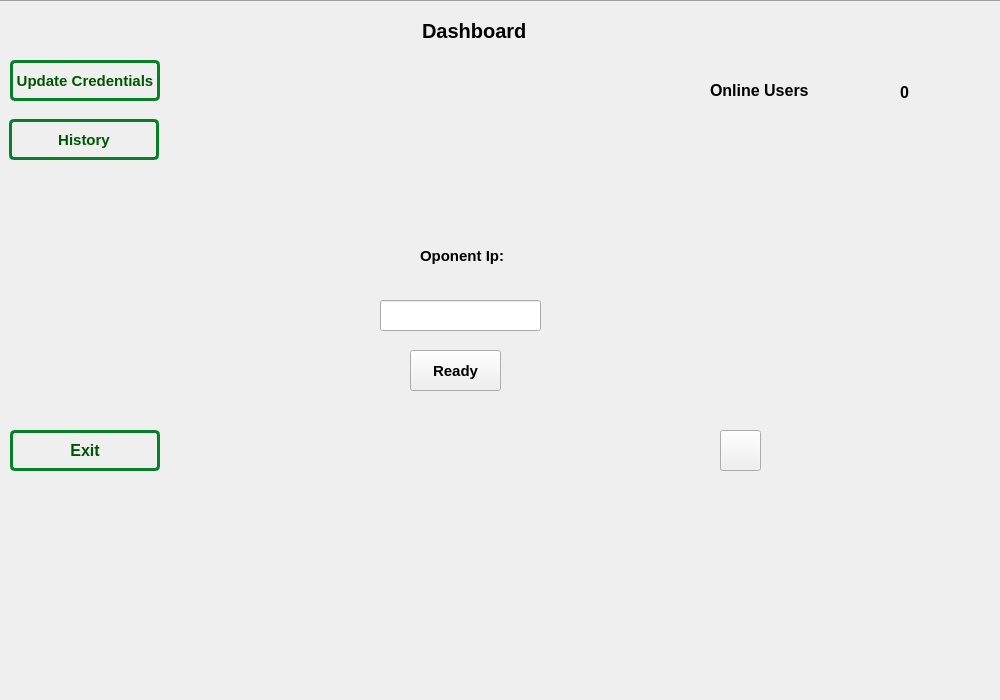
This is windows/Dashboard/dashboard.ui in hamidreza2005/PlanetVsZombies as Qt 5 draws it before an edit. The edited form follows.
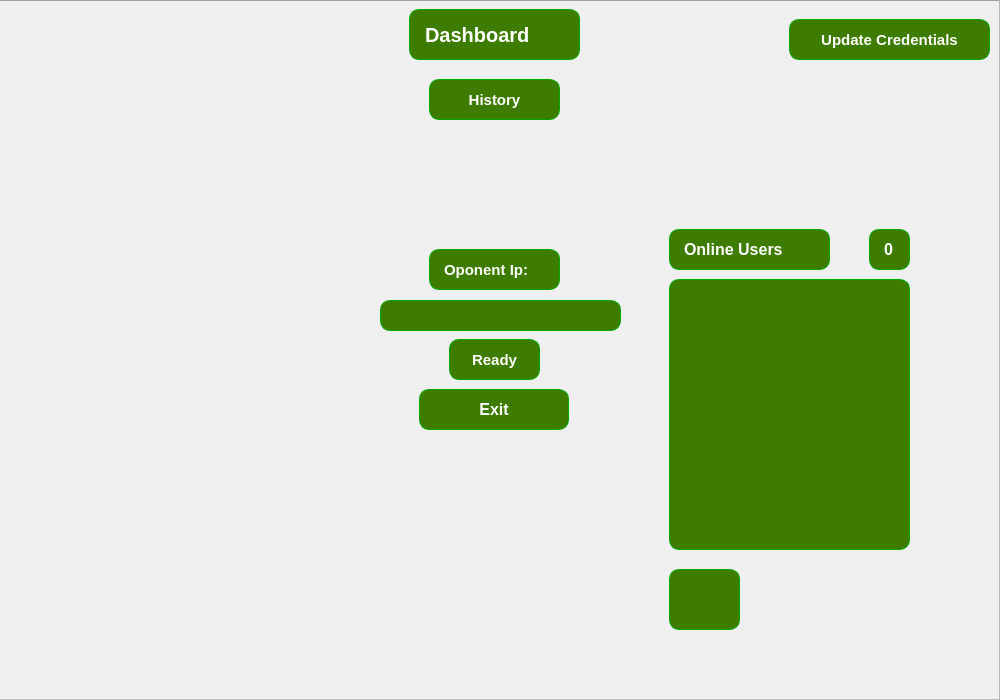
This is the edited form. Icons and pictures are not drawn.

Commit message: update resources and design dashboard

```diff
--- a/windows/Dashboard/dashboard.ui
+++ b/windows/Dashboard/dashboard.ui
@@ -27,113 +27,12 @@
   <property name="styleSheet">
    <string notr="true"/>
   </property>
-  <widget class="QLabel" name="label">
-   <property name="geometry">
-    <rect>
-     <x>380</x>
-     <y>10</y>
-     <width>191</width>
-     <height>41</height>
-    </rect>
-   </property>
-   <property name="font">
-    <font>
-     <pointsize>15</pointsize>
-     <bold>true</bold>
-    </font>
-   </property>
-   <property name="layoutDirection">
-    <enum>Qt::LayoutDirection::LeftToRight</enum>
-   </property>
-   <property name="styleSheet">
-    <string notr="true">margin:0 auto;</string>
-   </property>
-   <property name="text">
-    <string>Dashboard</string>
-   </property>
-   <property name="scaledContents">
-    <bool>false</bool>
-   </property>
-   <property name="wordWrap">
-    <bool>false</bool>
-   </property>
-  </widget>
-  <widget class="QPushButton" name="exit">
-   <property name="geometry">
-    <rect>
-     <x>10</x>
-     <y>430</y>
-     <width>150</width>
-     <height>41</height>
-    </rect>
-   </property>
-   <property name="font">
-    <font>
-     <pointsize>12</pointsize>
-     <bold>true</bold>
-    </font>
-   </property>
-   <property name="cursor">
-    <cursorShape>PointingHandCursor</cursorShape>
-   </property>
-   <property name="styleSheet">
-    <string notr="true">color: rgb(0, 85, 0);
-border:3px solid #068027;
-border-radius:5px;</string>
-   </property>
-   <property name="text">
-    <string>Exit</string>
-   </property>
-  </widget>
-  <widget class="QLabel" name="label_2">
-   <property name="geometry">
-    <rect>
-     <x>710</x>
-     <y>80</y>
-     <width>101</width>
-     <height>21</height>
-    </rect>
-   </property>
-   <property name="font">
-    <font>
-     <pointsize>12</pointsize>
-     <bold>true</bold>
-    </font>
-   </property>
-   <property name="text">
-    <string>Online Users</string>
-   </property>
-  </widget>
-  <widget class="QPushButton" name="updateCredentials">
-   <property name="geometry">
-    <rect>
-     <x>10</x>
-     <y>60</y>
-     <width>150</width>
-     <height>41</height>
-    </rect>
-   </property>
-   <property name="font">
-    <font>
-     <pointsize>11</pointsize>
-     <bold>true</bold>
-    </font>
-   </property>
-   <property name="styleSheet">
-    <string notr="true">color: rgb(0, 85, 0);
-border:3px solid #068027;
-border-radius:5px;</string>
-   </property>
-   <property name="text">
-    <string>Update Credentials</string>
-   </property>
-  </widget>
   <widget class="QLineEdit" name="opponentIp">
    <property name="geometry">
     <rect>
      <x>380</x>
      <y>300</y>
-     <width>161</width>
+     <width>241</width>
      <height>31</height>
     </rect>
    </property>
@@ -146,103 +45,12 @@
    <property name="acceptDrops">
     <bool>true</bool>
    </property>
-  </widget>
-  <widget class="QPushButton" name="ready">
-   <property name="geometry">
-    <rect>
-     <x>410</x>
-     <y>350</y>
-     <width>91</width>
-     <height>41</height>
-    </rect>
-   </property>
-   <property name="font">
-    <font>
-     <pointsize>11</pointsize>
-     <bold>true</bold>
-    </font>
-   </property>
-   <property name="text">
-    <string>Ready</string>
-   </property>
-  </widget>
-  <widget class="QLabel" name="label_3">
-   <property name="geometry">
-    <rect>
-     <x>420</x>
-     <y>240</y>
-     <width>101</width>
-     <height>31</height>
-    </rect>
-   </property>
-   <property name="font">
-    <font>
-     <pointsize>11</pointsize>
-     <bold>true</bold>
-    </font>
-   </property>
-   <property name="text">
-    <string>Oponent Ip:</string>
-   </property>
-  </widget>
-  <widget class="QLabel" name="onlineClientsCount">
-   <property name="geometry">
-    <rect>
-     <x>900</x>
-     <y>84</y>
-     <width>50</width>
-     <height>16</height>
-    </rect>
-   </property>
-   <property name="font">
-    <font>
-     <pointsize>12</pointsize>
-     <bold>true</bold>
-    </font>
-   </property>
-   <property name="text">
-    <string>0</string>
-   </property>
-  </widget>
-  <widget class="QLabel" name="onlineClients">
-   <property name="geometry">
-    <rect>
-     <x>710</x>
-     <y>120</y>
-     <width>241</width>
-     <height>271</height>
-    </rect>
-   </property>
-   <property name="font">
-    <font>
-     <pointsize>11</pointsize>
-     <bold>true</bold>
-    </font>
-   </property>
    <property name="styleSheet">
-    <string notr="true">color: rgb(255,255, 255);</string>
-   </property>
-   <property name="text">
-    <string/>
-   </property>
-  </widget>
-  <widget class="QPushButton" name="refreshUsers">
-   <property name="geometry">
-    <rect>
-     <x>720</x>
-     <y>430</y>
-     <width>41</width>
-     <height>41</height>
-    </rect>
-   </property>
-   <property name="cursor">
-    <cursorShape>PointingHandCursor</cursorShape>
-   </property>
-   <property name="text">
-    <string/>
-   </property>
-   <property name="icon">
-    <iconset theme="emblem-synchronized"/>
+    <string notr="true">color: rgb(255, 255, 255);
+background-color: rgb(62, 124, 0);
+border: 1px solid rgb(0, 170, 0);
+border-radius: 10px;
+padding:10px;</string>
    </property>
   </widget>
   <widget class="QFrame" name="frame">
@@ -266,32 +74,299 @@
    <property name="frameShadow">
     <enum>QFrame::Shadow::Raised</enum>
    </property>
-   <widget class="QPushButton" name="history">
+   <widget class="QFrame" name="frame_2">
     <property name="geometry">
      <rect>
-      <x>20</x>
-      <y>120</y>
-      <width>150</width>
-      <height>41</height>
+      <x>10</x>
+      <y>0</y>
+      <width>1001</width>
+      <height>701</height>
      </rect>
     </property>
-    <property name="font">
-     <font>
-      <pointsize>11</pointsize>
-      <bold>true</bold>
-     </font>
-    </property>
-    <property name="autoFillBackground">
-     <bool>false</bool>
-    </property>
     <property name="styleSheet">
-     <string notr="true">color: rgb(0, 85, 0);
-border:3px solid #068027;
-border-radius:5px;</string>
+     <string notr="true">background-image:url(:/resources/images/background/b3.png)</string>
     </property>
-    <property name="text">
-     <string>History</string>
+    <property name="frameShape">
+     <enum>QFrame::StyledPanel</enum>
     </property>
+    <property name="frameShadow">
+     <enum>QFrame::Raised</enum>
+    </property>
+    <widget class="QPushButton" name="updateCredentials">
+     <property name="geometry">
+      <rect>
+       <x>790</x>
+       <y>20</y>
+       <width>201</width>
+       <height>41</height>
+      </rect>
+     </property>
+     <property name="font">
+      <font>
+       <pointsize>11</pointsize>
+       <bold>true</bold>
+      </font>
+     </property>
+     <property name="styleSheet">
+      <string notr="true">color: rgb(255, 255, 255);
+background-color: rgb(62, 124, 0);
+border: 1px solid rgb(0, 170, 0);
+border-radius: 10px;
+padding:10px;</string>
+     </property>
+     <property name="text">
+      <string>Update Credentials</string>
+     </property>
+    </widget>
+    <widget class="QPushButton" name="history">
+     <property name="geometry">
+      <rect>
+       <x>430</x>
+       <y>80</y>
+       <width>131</width>
+       <height>41</height>
+      </rect>
+     </property>
+     <property name="font">
+      <font>
+       <pointsize>11</pointsize>
+       <bold>true</bold>
+      </font>
+     </property>
+     <property name="autoFillBackground">
+      <bool>false</bool>
+     </property>
+     <property name="styleSheet">
+      <string notr="true">color: rgb(255, 255, 255);
+background-color: rgb(62, 124, 0);
+border: 1px solid rgb(0, 170, 0);
+border-radius: 10px;
+padding:10px;</string>
+     </property>
+     <property name="text">
+      <string>History</string>
+     </property>
+    </widget>
+    <widget class="QLabel" name="label_3">
+     <property name="geometry">
+      <rect>
+       <x>430</x>
+       <y>250</y>
+       <width>131</width>
+       <height>41</height>
+      </rect>
+     </property>
+     <property name="font">
+      <font>
+       <pointsize>11</pointsize>
+       <bold>true</bold>
+      </font>
+     </property>
+     <property name="styleSheet">
+      <string notr="true">color: rgb(255, 255, 255);
+background-color: rgb(62, 124, 0);
+border: 1px solid rgb(0, 170, 0);
+border-radius: 10px;
+padding:10px;</string>
+     </property>
+     <property name="text">
+      <string>Oponent Ip:</string>
+     </property>
+    </widget>
+    <widget class="QPushButton" name="ready">
+     <property name="geometry">
+      <rect>
+       <x>450</x>
+       <y>340</y>
+       <width>91</width>
+       <height>41</height>
+      </rect>
+     </property>
+     <property name="font">
+      <font>
+       <pointsize>11</pointsize>
+       <bold>true</bold>
+      </font>
+     </property>
+     <property name="styleSheet">
+      <string notr="true">color: rgb(255, 255, 255);
+background-color: rgb(62, 124, 0);
+border: 1px solid rgb(0, 170, 0);
+border-radius: 10px;
+padding:10px;</string>
+     </property>
+     <property name="text">
+      <string>Ready</string>
+     </property>
+    </widget>
+    <widget class="QPushButton" name="refreshUsers">
+     <property name="geometry">
+      <rect>
+       <x>670</x>
+       <y>570</y>
+       <width>71</width>
+       <height>61</height>
+      </rect>
+     </property>
+     <property name="cursor">
+      <cursorShape>PointingHandCursor</cursorShape>
+     </property>
+     <property name="styleSheet">
+      <string notr="true">color: rgb(255, 255, 255);
+background-color: rgb(62, 124, 0);
+border: 1px solid rgb(0, 170, 0);
+border-radius: 10px;
+padding:10px;</string>
+     </property>
+     <property name="text">
+      <string/>
+     </property>
+     <property name="icon">
+      <iconset theme="emblem-synchronized"/>
+     </property>
+    </widget>
+    <widget class="QLabel" name="onlineClients">
+     <property name="geometry">
+      <rect>
+       <x>670</x>
+       <y>280</y>
+       <width>241</width>
+       <height>271</height>
+      </rect>
+     </property>
+     <property name="font">
+      <font>
+       <pointsize>11</pointsize>
+       <bold>true</bold>
+      </font>
+     </property>
+     <property name="styleSheet">
+      <string notr="true">color: rgb(255, 255, 255);
+background-color: rgb(62, 124, 0);
+border: 1px solid rgb(0, 170, 0);
+border-radius: 10px;
+padding:10px;</string>
+     </property>
+     <property name="text">
+      <string/>
+     </property>
+    </widget>
+    <widget class="QLabel" name="onlineClientsCount">
+     <property name="geometry">
+      <rect>
+       <x>870</x>
+       <y>230</y>
+       <width>41</width>
+       <height>41</height>
+      </rect>
+     </property>
+     <property name="font">
+      <font>
+       <pointsize>12</pointsize>
+       <bold>true</bold>
+      </font>
+     </property>
+     <property name="styleSheet">
+      <string notr="true">color: rgb(255, 255, 255);
+background-color: rgb(62, 124, 0);
+border: 1px solid rgb(0, 170, 0);
+border-radius: 10px;
+padding:10px;</string>
+     </property>
+     <property name="text">
+      <string>0</string>
+     </property>
+    </widget>
+    <widget class="QLabel" name="label">
+     <property name="geometry">
+      <rect>
+       <x>410</x>
+       <y>10</y>
+       <width>171</width>
+       <height>51</height>
+      </rect>
+     </property>
+     <property name="font">
+      <font>
+       <pointsize>15</pointsize>
+       <bold>true</bold>
+      </font>
+     </property>
+     <property name="layoutDirection">
+      <enum>Qt::LeftToRight</enum>
+     </property>
+     <property name="styleSheet">
+      <string notr="true">color: rgb(255, 255, 255);
+background-color: rgb(62, 124, 0);
+border: 1px solid rgb(0, 170, 0);
+border-radius: 10px;
+padding:10px;</string>
+     </property>
+     <property name="text">
+      <string>Dashboard</string>
+     </property>
+     <property name="scaledContents">
+      <bool>false</bool>
+     </property>
+     <property name="wordWrap">
+      <bool>false</bool>
+     </property>
+    </widget>
+    <widget class="QPushButton" name="exit">
+     <property name="geometry">
+      <rect>
+       <x>420</x>
+       <y>390</y>
+       <width>150</width>
+       <height>41</height>
+      </rect>
+     </property>
+     <property name="font">
+      <font>
+       <pointsize>12</pointsize>
+       <bold>true</bold>
+      </font>
+     </property>
+     <property name="cursor">
+      <cursorShape>PointingHandCursor</cursorShape>
+     </property>
+     <property name="styleSheet">
+      <string notr="true">color: rgb(255, 255, 255);
+background-color: rgb(62, 124, 0);
+border: 1px solid rgb(0, 170, 0);
+border-radius: 10px;
+padding:10px;</string>
+     </property>
+     <property name="text">
+      <string>Exit</string>
+     </property>
+    </widget>
+    <widget class="QLabel" name="label_2">
+     <property name="geometry">
+      <rect>
+       <x>670</x>
+       <y>230</y>
+       <width>161</width>
+       <height>41</height>
+      </rect>
+     </property>
+     <property name="font">
+      <font>
+       <pointsize>12</pointsize>
+       <bold>true</bold>
+      </font>
+     </property>
+     <property name="styleSheet">
+      <string notr="true">color: rgb(255, 255, 255);
+background-color: rgb(62, 124, 0);
+border: 1px solid rgb(0, 170, 0);
+border-radius: 10px;
+padding:10px;</string>
+     </property>
+     <property name="text">
+      <string>Online Users</string>
+     </property>
+    </widget>
    </widget>
   </widget>
   <zorder>frame</zorder>
```
Left out of the diff: 19 changed lines with no effect on the pictures. The commit also changes 17 other files.
